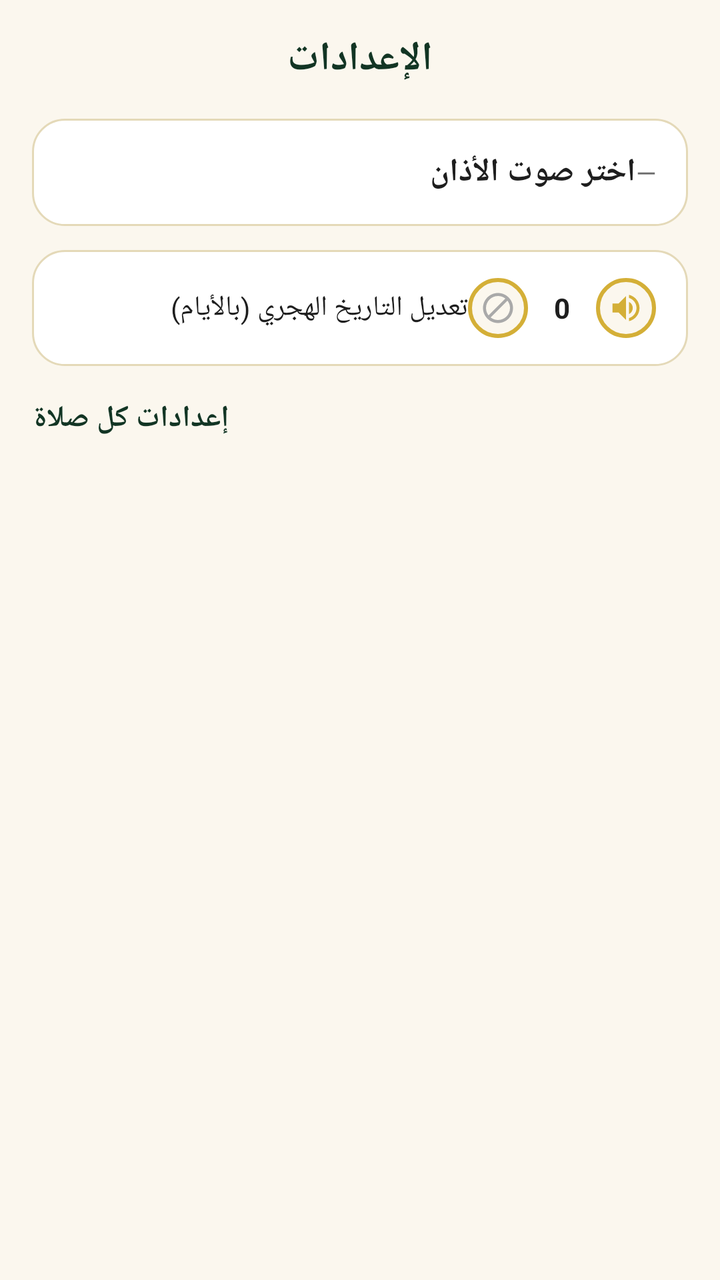
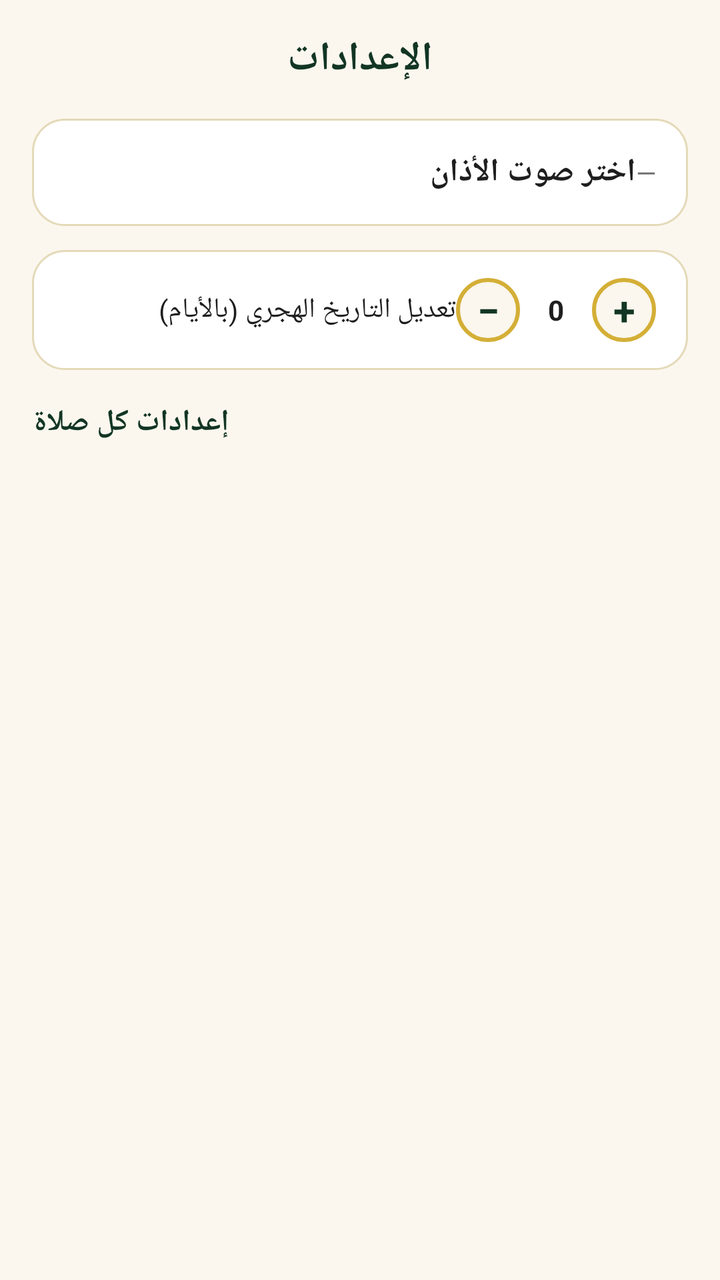

The first picture is an Android layout as it rendered before a commit; the second is the same layout after the commit. The layout source and the unified diff follow.
<!-- AndroidManifest.xml: application theme Theme.MuazinAseelan -->
<!-- res/layout/fragment_settings.xml -->
<?xml version="1.0" encoding="utf-8"?>
<ScrollView xmlns:android="http://schemas.android.com/apk/res/android"
    android:layout_width="match_parent"
    android:layout_height="match_parent"
    android:background="@color/cream"
    android:fillViewport="true">

    <LinearLayout
        android:layout_width="match_parent"
        android:layout_height="wrap_content"
        android:orientation="vertical"
        android:padding="16dp">

        <TextView
            android:layout_width="wrap_content"
            android:layout_height="wrap_content"
            android:layout_gravity="center"
            android:layout_marginBottom="16dp"
            android:text="@string/nav_settings"
            android:textColor="@color/olive_dark"
            android:textSize="20sp"
            android:textStyle="bold" />

        
        <LinearLayout
            android:id="@+id/row_global_muadhin"
            android:layout_width="match_parent"
            android:layout_height="wrap_content"
            android:layout_marginBottom="12dp"
            android:background="@drawable/bg_settings_card"
            android:gravity="center_vertical"
            android:orientation="horizontal"
            android:paddingHorizontal="16dp"
            android:paddingVertical="16dp">

            <TextView
                android:layout_width="0dp"
                android:layout_height="wrap_content"
                android:layout_weight="1"
                android:text="@string/choose_muadhin"
                android:textColor="@color/text_dark"
                android:textSize="16sp"
                android:textStyle="bold" />

            <TextView
                android:id="@+id/text_global_muadhin_name"
                android:layout_width="wrap_content"
                android:layout_height="wrap_content"
                android:text="—"
                android:textColor="@color/text_gray"
                android:textSize="13sp" />
        </LinearLayout>

        
        <LinearLayout
            android:layout_width="match_parent"
            android:layout_height="wrap_content"
            android:layout_marginBottom="16dp"
            android:background="@drawable/bg_settings_card"
            android:gravity="center_vertical"
            android:orientation="horizontal"
            android:paddingHorizontal="16dp"
            android:paddingVertical="14dp">

            <TextView
                android:layout_width="0dp"
                android:layout_height="wrap_content"
                android:layout_weight="1"
                android:text="@string/hijri_offset_title"
                android:textColor="@color/text_dark"
                android:textSize="14sp" />

            <ImageView
                android:id="@+id/btn_hijri_minus"
                android:layout_width="30dp"
                android:layout_height="30dp"
                android:background="@drawable/bg_kaaba_circle"
                android:padding="6dp"
                android:src="@drawable/ic_off" />

            <TextView
                android:id="@+id/text_hijri_offset"
                android:layout_width="34dp"
                android:layout_height="wrap_content"
                android:gravity="center"
                android:text="0"
                android:textColor="@color/text_dark"
                android:textStyle="bold" />

            <ImageView
                android:id="@+id/btn_hijri_plus"
                android:layout_width="30dp"
                android:layout_height="30dp"
                android:background="@drawable/bg_kaaba_circle"
                android:padding="6dp"
                android:src="@drawable/ic_sound_full" />

        </LinearLayout>

        <TextView
            android:layout_width="wrap_content"
            android:layout_height="wrap_content"
            android:layout_marginBottom="8dp"
            android:text="@string/settings_per_prayer"
            android:textColor="@color/olive_dark"
            android:textSize="15sp"
            android:textStyle="bold" />

        <LinearLayout
            android:id="@+id/prayer_settings_container"
            android:layout_width="match_parent"
            android:layout_height="wrap_content"
            android:orientation="vertical" />

    </LinearLayout>
</ScrollView>
<!-- resources referenced by this layout -->
<resources>
  <color name="cream">#FBF7EE</color>
  <color name="olive_dark">#123524</color>
  <color name="text_dark">#1E1E1E</color>
  <color name="text_gray">#6B6B6B</color>
  <!-- drawable bg_kaaba_circle (drawable) -->
  <?xml version="1.0" encoding="utf-8"?>
  <shape xmlns:android="http://schemas.android.com/apk/res/android" android:shape="oval">
      <solid android:color="#FBF7EE"/>
      <stroke android:width="2dp" android:color="#D4AF37"/>
  </shape>
  <!-- drawable bg_settings_card (drawable) -->
  <?xml version="1.0" encoding="utf-8"?>
  <shape xmlns:android="http://schemas.android.com/apk/res/android">
      <corners android:radius="16dp"/>
      <solid android:color="#FFFFFF"/>
      <stroke android:width="1dp" android:color="#E4D9B8"/>
  </shape>
  <!-- drawable ic_off (drawable) -->
  <vector xmlns:android="http://schemas.android.com/apk/res/android"
      android:width="20dp" android:height="20dp" android:viewportWidth="24" android:viewportHeight="24">
      <path android:fillColor="#A9A9A9" android:pathData="M12,2C6.48,2 2,6.48 2,12s4.48,10 10,10 10,-4.48 10,-10S17.52,2 12,2zM4,12c0,-4.42 3.58,-8 8,-8c1.85,0 3.55,0.63 4.9,1.69L5.69,16.9C4.63,15.55 4,13.85 4,12zM12,20c-1.85,0 -3.55,-0.63 -4.9,-1.69L18.31,7.1C19.37,8.45 20,10.15 20,12c0,4.42 -3.58,8 -8,8z"/>
  </vector>
  <!-- drawable ic_sound_full (drawable) -->
  <vector xmlns:android="http://schemas.android.com/apk/res/android"
      android:width="20dp" android:height="20dp" android:viewportWidth="24" android:viewportHeight="24">
      <path android:fillColor="#D4AF37" android:pathData="M3,9v6h4l5,5V4L7,9L3,9zM16.5,12c0,-1.77 -1.02,-3.29 -2.5,-4.03v8.05c1.48,-0.73 2.5,-2.25 2.5,-4.02zM14,3.23v2.06c2.89,0.86 5,3.54 5,6.71s-2.11,5.85 -5,6.71v2.06c4.01,-0.91 7,-4.49 7,-8.77s-2.99,-7.86 -7,-8.77z"/>
  </vector>
  <string name="choose_muadhin">اختر صوت الأذان</string>
  <string name="hijri_offset_title">تعديل التاريخ الهجري (بالأيام)</string>
  <string name="nav_settings">الإعدادات</string>
  <string name="settings_per_prayer">إعدادات كل صلاة</string>
  <style name="Theme.MuazinAseelan" parent="Theme.MaterialComponents.DayNight.NoActionBar">
          <item name="colorPrimary">@color/olive_dark</item>
          <item name="colorPrimaryVariant">@color/olive_deep</item>
          <item name="colorOnPrimary">@color/off_white</item>
          <item name="colorSecondary">@color/gold</item>
          <item name="colorSecondaryVariant">@color/gold_light</item>
          <item name="colorOnSecondary">@color/olive_dark</item>
          <item name="android:statusBarColor">@color/olive_dark</item>
          <item name="android:navigationBarColor">@color/olive_dark</item>
          <item name="android:windowLightStatusBar" tools:targetApi="23">false</item>
          <item name="android:windowBackground">@color/cream</item>
      </style>
  <color name="olive_deep">#0E2A1C</color>
  <color name="off_white">#F7F1E3</color>
  <color name="gold">#D4AF37</color>
  <color name="gold_light">#E8C766</color>
</resources>

<!-- the commit's change to res/layout/fragment_settings.xml (unified diff, before → after) -->
@@ -21,7 +21,6 @@
             android:textSize="20sp"
             android:textStyle="bold" />
 
-        
         <LinearLayout
             android:id="@+id/row_global_muadhin"
             android:layout_width="match_parent"
@@ -51,7 +50,6 @@
                 android:textSize="13sp" />
         </LinearLayout>
 
-        
         <LinearLayout
             android:layout_width="match_parent"
             android:layout_height="wrap_content"
@@ -70,30 +68,36 @@
                 android:textColor="@color/text_dark"
                 android:textSize="14sp" />
 
-            <ImageView
+            <TextView
                 android:id="@+id/btn_hijri_minus"
-                android:layout_width="30dp"
-                android:layout_height="30dp"
+                android:layout_width="32dp"
+                android:layout_height="32dp"
                 android:background="@drawable/bg_kaaba_circle"
-                android:padding="6dp"
-                android:src="@drawable/ic_off" />
+                android:gravity="center"
+                android:text="−"
+                android:textColor="@color/olive_dark"
+                android:textSize="20sp"
+                android:textStyle="bold" />
 
             <TextView
                 android:id="@+id/text_hijri_offset"
-                android:layout_width="34dp"
+                android:layout_width="36dp"
                 android:layout_height="wrap_content"
                 android:gravity="center"
                 android:text="0"
                 android:textColor="@color/text_dark"
                 android:textStyle="bold" />
 
-            <ImageView
+            <TextView
                 android:id="@+id/btn_hijri_plus"
-                android:layout_width="30dp"
-                android:layout_height="30dp"
+                android:layout_width="32dp"
+                android:layout_height="32dp"
                 android:background="@drawable/bg_kaaba_circle"
-                android:padding="6dp"
-                android:src="@drawable/ic_sound_full" />
+                android:gravity="center"
+                android:text="+"
+                android:textColor="@color/olive_dark"
+                android:textSize="20sp"
+                android:textStyle="bold" />
 
         </LinearLayout>
 
<!-- resource entries referenced after the edit -->
@@ -17,16 +17,6 @@
       <solid android:color="#FFFFFF"/>
       <stroke android:width="1dp" android:color="#E4D9B8"/>
   </shape>
-  <!-- drawable ic_off (drawable) -->
-  <vector xmlns:android="http://schemas.android.com/apk/res/android"
-      android:width="20dp" android:height="20dp" android:viewportWidth="24" android:viewportHeight="24">
-      <path android:fillColor="#A9A9A9" android:pathData="M12,2C6.48,2 2,6.48 2,12s4.48,10 10,10 10,-4.48 10,-10S17.52,2 12,2zM4,12c0,-4.42 3.58,-8 8,-8c1.85,0 3.55,0.63 4.9,1.69L5.69,16.9C4.63,15.55 4,13.85 4,12zM12,20c-1.85,0 -3.55,-0.63 -4.9,-1.69L18.31,7.1C19.37,8.45 20,10.15 20,12c0,4.42 -3.58,8 -8,8z"/>
-  </vector>
-  <!-- drawable ic_sound_full (drawable) -->
-  <vector xmlns:android="http://schemas.android.com/apk/res/android"
-      android:width="20dp" android:height="20dp" android:viewportWidth="24" android:viewportHeight="24">
-      <path android:fillColor="#D4AF37" android:pathData="M3,9v6h4l5,5V4L7,9L3,9zM16.5,12c0,-1.77 -1.02,-3.29 -2.5,-4.03v8.05c1.48,-0.73 2.5,-2.25 2.5,-4.02zM14,3.23v2.06c2.89,0.86 5,3.54 5,6.71s-2.11,5.85 -5,6.71v2.06c4.01,-0.91 7,-4.49 7,-8.77s-2.99,-7.86 -7,-8.77z"/>
-  </vector>
   <string name="choose_muadhin">اختر صوت الأذان</string>
   <string name="hijri_offset_title">تعديل التاريخ الهجري (بالأيام)</string>
   <string name="nav_settings">الإعدادات</string>
